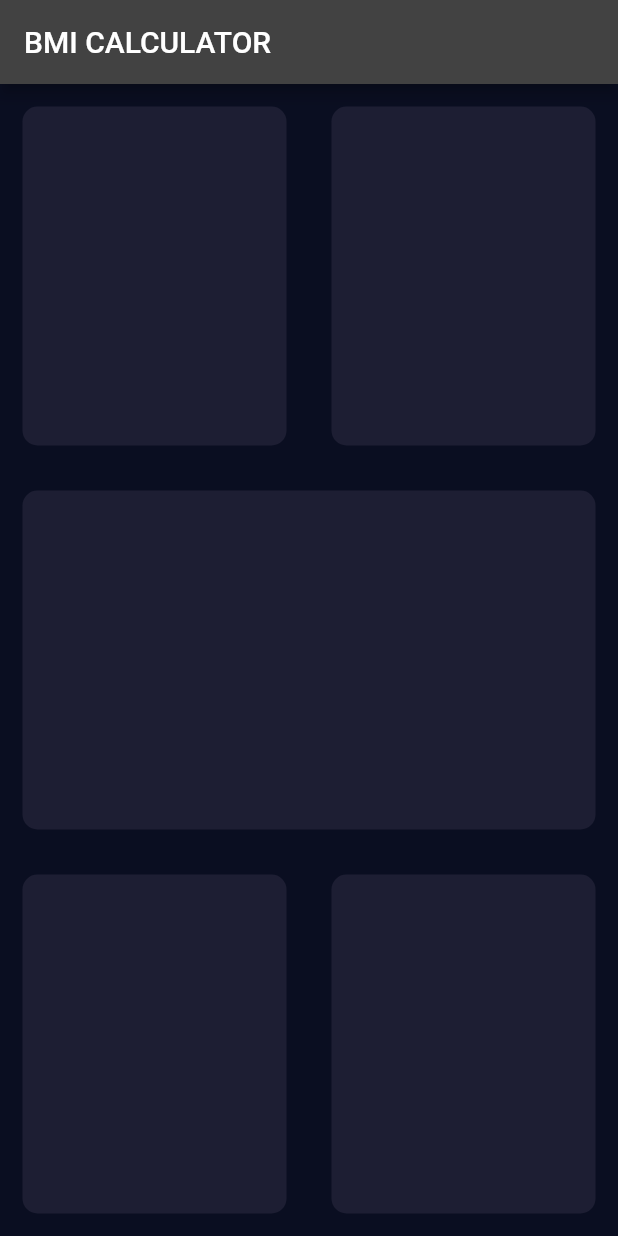
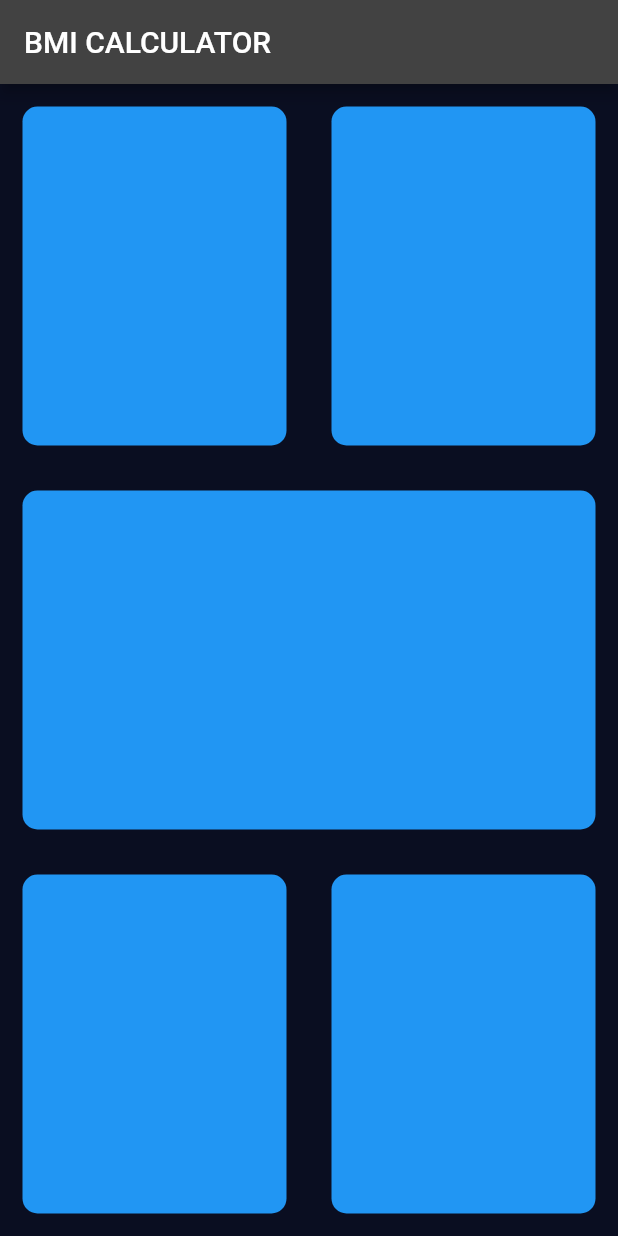
Before and after one commit to faisal2363/bmicalculator, a Flutter app: the screen it shows after launch, on a phone screen of 412 x 824 dp. Run offline on Flutter 3.47's test engine with Material 2 defaults, Android fonts, the phone set to English and light mode, and no system bars.

Commit message:
adding colors

```diff
--- a/lib/input_page.dart
+++ b/lib/input_page.dart
@@ -18,48 +18,20 @@ class _InputPageState extends State<InputPage> {
         children: <Widget>[
           Expanded(child: Row(
             children: <Widget>[
-              Expanded(child: Container(
-                margin: const EdgeInsets.all(15.0),
-                decoration: BoxDecoration(
-                  color: const Color(0xFF1D1E33),
-                  borderRadius: BorderRadius.circular(10.0),
-                ),
+              Expanded(child: RepeatContainerCode( colors: Colors.blue,),
               ),
-              ),
-              Expanded(child: Container(
-    margin: const EdgeInsets.all(15.0),
-    decoration: BoxDecoration(
-    color: const Color(0xFF1D1E33),
-    borderRadius: BorderRadius.circular(10.0),
-    ),
-    ),
+              Expanded(child: RepeatContainerCode( colors: Colors.blue,),
               )
 
             ],
           ),),
-          Expanded(child: Container(
-            margin: const EdgeInsets.all(15.0),
-            decoration: BoxDecoration(
-              color: const Color(0xFF1D1E33),
-              borderRadius: BorderRadius.circular(10.0),
-            ),
-          ),),
+           Expanded(child:  RepeatContainerCode( colors: Colors.blue,),
+          ),
           Expanded(child: Row(
-          children: <Widget>[
-    Expanded(child: Container(
-      margin: const EdgeInsets.all(15.0),
-      decoration: BoxDecoration(
-        color: const Color(0xFF1D1E33),
-        borderRadius: BorderRadius.circular(10.0),
-      ),
-    ),),
-    Expanded(child: Container(
-      margin: const EdgeInsets.all(15.0),
-      decoration: BoxDecoration(
-        color: const Color(0xFF1D1E33),
-        borderRadius: BorderRadius.circular(10.0),
-      ),
-    ),),
+          children:  <Widget>[
+    Expanded(child:  RepeatContainerCode( colors: Colors.blue,),
+    ),
+    Expanded(child: RepeatContainerCode( colors: Colors.blue,),),
 
     ],
     ),),
@@ -69,3 +41,21 @@ class _InputPageState extends State<InputPage> {
     );
   }
 }
+
+// ignore: must_be_immutable
+class RepeatContainerCode extends StatelessWidget {
+  RepeatContainerCode({@required this.colors});
+     final Color? colors;
+
+
+  @override
+  Widget build(BuildContext context) {
+    return Container(
+      margin: const EdgeInsets.all(15.0),
+      decoration: BoxDecoration(
+        color: colors,
+        borderRadius: BorderRadius.circular(10.0),
+      ),
+    );
+  }
+}
```
